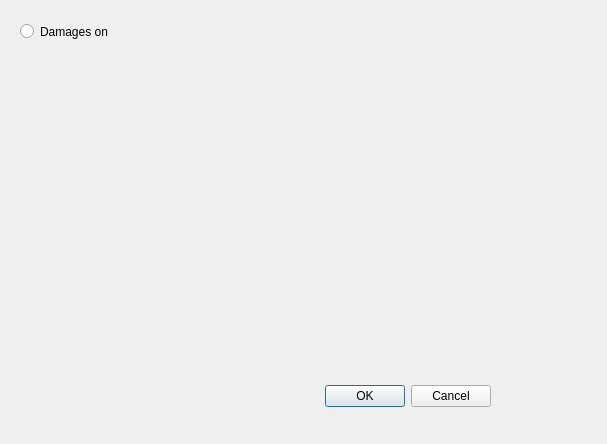
This is Dialogs/Systems/dialogsystemeffect.ui in RPG-Paper-Maker/RPG-Paper-Maker as Qt 5 draws it before an edit. The edited form follows.
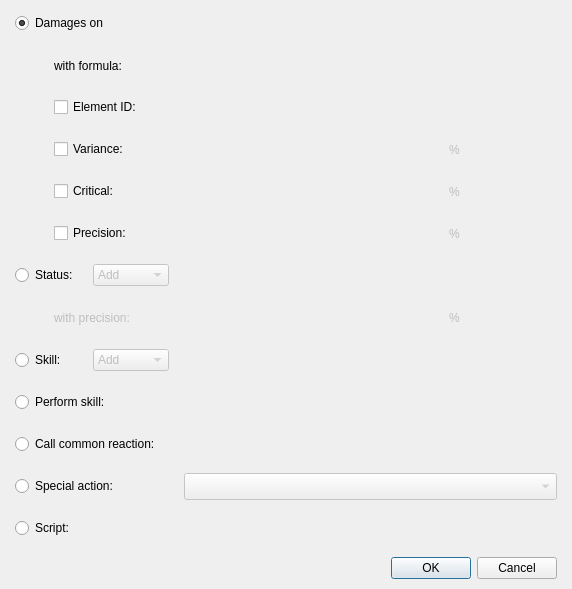
This is the edited form. Custom widgets are drawn as their Qt base class.

Commit message: DialogEffect finished

```diff
--- a/Dialogs/Systems/dialogsystemeffect.ui
+++ b/Dialogs/Systems/dialogsystemeffect.ui
@@ -6,64 +6,603 @@
    <rect>
     <x>0</x>
     <y>0</y>
-    <width>607</width>
-    <height>444</height>
+    <width>572</width>
+    <height>488</height>
    </rect>
   </property>
   <property name="windowTitle">
    <string>Dialog</string>
   </property>
-  <widget class="QDialogButtonBox" name="buttonBox">
-   <property name="geometry">
-    <rect>
-     <x>150</x>
-     <y>380</y>
-     <width>341</width>
-     <height>32</height>
-    </rect>
+  <layout class="QGridLayout" name="gridLayout_2">
+   <property name="leftMargin">
+    <number>15</number>
    </property>
-   <property name="orientation">
-    <enum>Qt::Horizontal</enum>
+   <property name="topMargin">
+    <number>10</number>
    </property>
-   <property name="standardButtons">
-    <set>QDialogButtonBox::Cancel|QDialogButtonBox::Ok</set>
+   <property name="rightMargin">
+    <number>15</number>
    </property>
-  </widget>
-  <widget class="QRadioButton" name="radioButton">
-   <property name="geometry">
-    <rect>
-     <x>20</x>
-     <y>20</y>
-     <width>112</width>
-     <height>23</height>
-    </rect>
+   <property name="bottomMargin">
+    <number>10</number>
    </property>
-   <property name="text">
-    <string>Damages on </string>
-   </property>
-  </widget>
-  <widget class="PanelDamagesKind" name="panelDamagesKind" native="true">
-   <property name="geometry">
-    <rect>
-     <x>160</x>
-     <y>20</y>
-     <width>350</width>
-     <height>27</height>
-    </rect>
-   </property>
-   <property name="minimumSize">
-    <size>
-     <width>350</width>
-     <height>27</height>
-    </size>
-   </property>
-   <property name="maximumSize">
-    <size>
-     <width>16777215</width>
-     <height>27</height>
-    </size>
-   </property>
-  </widget>
+   <item row="0" column="0">
+    <layout class="QVBoxLayout" name="verticalLayout">
+     <property name="spacing">
+      <number>15</number>
+     </property>
+     <item>
+      <layout class="QGridLayout" name="gridLayout">
+       <item row="0" column="0" colspan="3">
+        <widget class="QRadioButton" name="radioButtonDamages">
+         <property name="text">
+          <string>Damages on </string>
+         </property>
+         <property name="checked">
+          <bool>true</bool>
+         </property>
+        </widget>
+       </item>
+       <item row="0" column="3" colspan="3">
+        <widget class="PanelDamagesKind" name="panelDamagesKind" native="true">
+         <property name="minimumSize">
+          <size>
+           <width>350</width>
+           <height>27</height>
+          </size>
+         </property>
+         <property name="maximumSize">
+          <size>
+           <width>16777215</width>
+           <height>27</height>
+          </size>
+         </property>
+        </widget>
+       </item>
+       <item row="0" column="6">
+        <spacer name="horizontalSpacer">
+         <property name="orientation">
+          <enum>Qt::Horizontal</enum>
+         </property>
+         <property name="sizeHint" stdset="0">
+          <size>
+           <width>40</width>
+           <height>20</height>
+          </size>
+         </property>
+        </spacer>
+       </item>
+       <item row="1" column="0" rowspan="5">
+        <spacer name="verticalSpacer">
+         <property name="orientation">
+          <enum>Qt::Vertical</enum>
+         </property>
+         <property name="sizeHint" stdset="0">
+          <size>
+           <width>17</width>
+           <height>188</height>
+          </size>
+         </property>
+        </spacer>
+       </item>
+       <item row="1" column="1" colspan="2">
+        <widget class="QLabel" name="labelWithFormula">
+         <property name="text">
+          <string>with formula:</string>
+         </property>
+        </widget>
+       </item>
+       <item row="1" column="3">
+        <widget class="PanelPrimitiveValue" name="panelPrimitiveValueDamageFormula" native="true">
+         <property name="minimumSize">
+          <size>
+           <width>250</width>
+           <height>27</height>
+          </size>
+         </property>
+         <property name="maximumSize">
+          <size>
+           <width>250</width>
+           <height>27</height>
+          </size>
+         </property>
+        </widget>
+       </item>
+       <item row="1" column="4" colspan="3">
+        <spacer name="horizontalSpacer_2">
+         <property name="orientation">
+          <enum>Qt::Horizontal</enum>
+         </property>
+         <property name="sizeHint" stdset="0">
+          <size>
+           <width>338</width>
+           <height>20</height>
+          </size>
+         </property>
+        </spacer>
+       </item>
+       <item row="2" column="1" colspan="2">
+        <widget class="QCheckBox" name="checkBoxElementID">
+         <property name="text">
+          <string>Element ID:</string>
+         </property>
+        </widget>
+       </item>
+       <item row="2" column="3">
+        <widget class="PanelPrimitiveValue" name="panelPrimitiveValueElementID" native="true">
+         <property name="enabled">
+          <bool>false</bool>
+         </property>
+         <property name="minimumSize">
+          <size>
+           <width>250</width>
+           <height>27</height>
+          </size>
+         </property>
+         <property name="maximumSize">
+          <size>
+           <width>250</width>
+           <height>27</height>
+          </size>
+         </property>
+        </widget>
+       </item>
+       <item row="2" column="4" colspan="3">
+        <spacer name="horizontalSpacer_3">
+         <property name="orientation">
+          <enum>Qt::Horizontal</enum>
+         </property>
+         <property name="sizeHint" stdset="0">
+          <size>
+           <width>348</width>
+           <height>20</height>
+          </size>
+         </property>
+        </spacer>
+       </item>
+       <item row="3" column="1" colspan="2">
+        <widget class="QCheckBox" name="checkBoxVariance">
+         <property name="text">
+          <string>Variance:</string>
+         </property>
+        </widget>
+       </item>
+       <item row="3" column="3">
+        <widget class="PanelPrimitiveValue" name="panelPrimitiveValueVariance" native="true">
+         <property name="enabled">
+          <bool>false</bool>
+         </property>
+         <property name="minimumSize">
+          <size>
+           <width>250</width>
+           <height>27</height>
+          </size>
+         </property>
+         <property name="maximumSize">
+          <size>
+           <width>250</width>
+           <height>27</height>
+          </size>
+         </property>
+        </widget>
+       </item>
+       <item row="3" column="4">
+        <widget class="QLabel" name="labelPercentVariance">
+         <property name="enabled">
+          <bool>false</bool>
+         </property>
+         <property name="text">
+          <string>%</string>
+         </property>
+        </widget>
+       </item>
+       <item row="3" column="5" colspan="2">
+        <spacer name="horizontalSpacer_6">
+         <property name="orientation">
+          <enum>Qt::Horizontal</enum>
+         </property>
+         <property name="sizeHint" stdset="0">
+          <size>
+           <width>318</width>
+           <height>20</height>
+          </size>
+         </property>
+        </spacer>
+       </item>
+       <item row="4" column="1" colspan="2">
+        <widget class="QCheckBox" name="checkBoxCritical">
+         <property name="text">
+          <string>Critical:</string>
+         </property>
+        </widget>
+       </item>
+       <item row="4" column="3">
+        <widget class="PanelPrimitiveValue" name="panelPrimitiveValueCritical" native="true">
+         <property name="enabled">
+          <bool>false</bool>
+         </property>
+         <property name="minimumSize">
+          <size>
+           <width>250</width>
+           <height>27</height>
+          </size>
+         </property>
+         <property name="maximumSize">
+          <size>
+           <width>250</width>
+           <height>27</height>
+          </size>
+         </property>
+        </widget>
+       </item>
+       <item row="4" column="4">
+        <widget class="QLabel" name="labelPercentCritical">
+         <property name="enabled">
+          <bool>false</bool>
+         </property>
+         <property name="text">
+          <string>%</string>
+         </property>
+        </widget>
+       </item>
+       <item row="4" column="5" colspan="2">
+        <spacer name="horizontalSpacer_7">
+         <property name="orientation">
+          <enum>Qt::Horizontal</enum>
+         </property>
+         <property name="sizeHint" stdset="0">
+          <size>
+           <width>318</width>
+           <height>20</height>
+          </size>
+         </property>
+        </spacer>
+       </item>
+       <item row="5" column="1" colspan="2">
+        <widget class="QCheckBox" name="checkBoxPrecision">
+         <property name="text">
+          <string>Precision:</string>
+         </property>
+        </widget>
+       </item>
+       <item row="5" column="3">
+        <widget class="PanelPrimitiveValue" name="panelPrimitiveValuePrecision" native="true">
+         <property name="enabled">
+          <bool>false</bool>
+         </property>
+         <property name="minimumSize">
+          <size>
+           <width>250</width>
+           <height>27</height>
+          </size>
+         </property>
+         <property name="maximumSize">
+          <size>
+           <width>250</width>
+           <height>27</height>
+          </size>
+         </property>
+        </widget>
+       </item>
+       <item row="5" column="4">
+        <widget class="QLabel" name="labelPercentPrecision">
+         <property name="enabled">
+          <bool>false</bool>
+         </property>
+         <property name="text">
+          <string>%</string>
+         </property>
+        </widget>
+       </item>
+       <item row="5" column="5" colspan="2">
+        <spacer name="horizontalSpacer_8">
+         <property name="orientation">
+          <enum>Qt::Horizontal</enum>
+         </property>
+         <property name="sizeHint" stdset="0">
+          <size>
+           <width>318</width>
+           <height>20</height>
+          </size>
+         </property>
+        </spacer>
+       </item>
+       <item row="6" column="0" colspan="2">
+        <widget class="QRadioButton" name="radioButtonStatus">
+         <property name="text">
+          <string>Status:</string>
+         </property>
+        </widget>
+       </item>
+       <item row="6" column="2">
+        <widget class="QComboBox" name="comboBoxAddRemoveStatus">
+         <property name="enabled">
+          <bool>false</bool>
+         </property>
+         <item>
+          <property name="text">
+           <string>Add</string>
+          </property>
+         </item>
+         <item>
+          <property name="text">
+           <string>Remove</string>
+          </property>
+         </item>
+        </widget>
+       </item>
+       <item row="6" column="3">
+        <widget class="PanelPrimitiveValue" name="panelPrimitiveValueStatusID" native="true">
+         <property name="enabled">
+          <bool>false</bool>
+         </property>
+         <property name="minimumSize">
+          <size>
+           <width>250</width>
+           <height>27</height>
+          </size>
+         </property>
+         <property name="maximumSize">
+          <size>
+           <width>250</width>
+           <height>27</height>
+          </size>
+         </property>
+        </widget>
+       </item>
+       <item row="6" column="4" colspan="3">
+        <spacer name="horizontalSpacer_4">
+         <property name="orientation">
+          <enum>Qt::Horizontal</enum>
+         </property>
+         <property name="sizeHint" stdset="0">
+          <size>
+           <width>348</width>
+           <height>20</height>
+          </size>
+         </property>
+        </spacer>
+       </item>
+       <item row="7" column="0">
+        <spacer name="verticalSpacer_2">
+         <property name="orientation">
+          <enum>Qt::Vertical</enum>
+         </property>
+         <property name="sizeHint" stdset="0">
+          <size>
+           <width>20</width>
+           <height>40</height>
+          </size>
+         </property>
+        </spacer>
+       </item>
+       <item row="7" column="1" colspan="2">
+        <widget class="QLabel" name="labelWithPrecision">
+         <property name="enabled">
+          <bool>false</bool>
+         </property>
+         <property name="text">
+          <string>with precision:</string>
+         </property>
+        </widget>
+       </item>
+       <item row="7" column="3">
+        <widget class="PanelPrimitiveValue" name="panelPrimitiveValueStatusPrecision" native="true">
+         <property name="enabled">
+          <bool>false</bool>
+         </property>
+         <property name="minimumSize">
+          <size>
+           <width>250</width>
+           <height>27</height>
+          </size>
+         </property>
+         <property name="maximumSize">
+          <size>
+           <width>250</width>
+           <height>27</height>
+          </size>
+         </property>
+        </widget>
+       </item>
+       <item row="7" column="4">
+        <widget class="QLabel" name="labelPercentStatusPrecision">
+         <property name="enabled">
+          <bool>false</bool>
+         </property>
+         <property name="text">
+          <string>%</string>
+         </property>
+        </widget>
+       </item>
+       <item row="7" column="5" colspan="2">
+        <spacer name="horizontalSpacer_9">
+         <property name="orientation">
+          <enum>Qt::Horizontal</enum>
+         </property>
+         <property name="sizeHint" stdset="0">
+          <size>
+           <width>318</width>
+           <height>28</height>
+          </size>
+         </property>
+        </spacer>
+       </item>
+       <item row="8" column="0" colspan="2">
+        <widget class="QRadioButton" name="radioButtonAddRemoveSkill">
+         <property name="text">
+          <string>Skill:</string>
+         </property>
+        </widget>
+       </item>
+       <item row="8" column="2">
+        <widget class="QComboBox" name="comboBoxAddRemoveSkill">
+         <property name="enabled">
+          <bool>false</bool>
+         </property>
+         <item>
+          <property name="text">
+           <string>Add</string>
+          </property>
+         </item>
+         <item>
+          <property name="text">
+           <string>Remove</string>
+          </property>
+         </item>
+        </widget>
+       </item>
+       <item row="8" column="3">
+        <widget class="PanelPrimitiveValue" name="panelPrimitiveValueSkillAdd" native="true">
+         <property name="enabled">
+          <bool>false</bool>
+         </property>
+         <property name="minimumSize">
+          <size>
+           <width>250</width>
+           <height>27</height>
+          </size>
+         </property>
+         <property name="maximumSize">
+          <size>
+           <width>250</width>
+           <height>27</height>
+          </size>
+         </property>
+        </widget>
+       </item>
+       <item row="8" column="4" rowspan="3" colspan="3">
+        <spacer name="horizontalSpacer_5">
+         <property name="orientation">
+          <enum>Qt::Horizontal</enum>
+         </property>
+         <property name="sizeHint" stdset="0">
+          <size>
+           <width>348</width>
+           <height>89</height>
+          </size>
+         </property>
+        </spacer>
+       </item>
+       <item row="9" column="0" colspan="3">
+        <widget class="QRadioButton" name="radioButtonPerformSkill">
+         <property name="text">
+          <string>Perform skill:</string>
+         </property>
+        </widget>
+       </item>
+       <item row="9" column="3">
+        <widget class="PanelPrimitiveValue" name="panelPrimitiveValueSkillPerform" native="true">
+         <property name="enabled">
+          <bool>false</bool>
+         </property>
+         <property name="minimumSize">
+          <size>
+           <width>250</width>
+           <height>27</height>
+          </size>
+         </property>
+         <property name="maximumSize">
+          <size>
+           <width>250</width>
+           <height>27</height>
+          </size>
+         </property>
+        </widget>
+       </item>
+       <item row="10" column="0" colspan="3">
+        <widget class="QRadioButton" name="radioButtonCallCommonReaction">
+         <property name="text">
+          <string>Call common reaction:</string>
+         </property>
+        </widget>
+       </item>
+       <item row="10" column="3">
+        <widget class="PanelPrimitiveValue" name="panelPrimitiveValueCommonReaction" native="true">
+         <property name="enabled">
+          <bool>false</bool>
+         </property>
+         <property name="minimumSize">
+          <size>
+           <width>250</width>
+           <height>27</height>
+          </size>
+         </property>
+         <property name="maximumSize">
+          <size>
+           <width>250</width>
+           <height>27</height>
+          </size>
+         </property>
+        </widget>
+       </item>
+       <item row="11" column="0" colspan="3">
+        <widget class="QRadioButton" name="radioButtonSpecialAction">
+         <property name="text">
+          <string>Special action:</string>
+         </property>
+        </widget>
+       </item>
+       <item row="11" column="3" colspan="4">
+        <widget class="QComboBox" name="comboBoxSpecialAction">
+         <property name="enabled">
+          <bool>false</bool>
+         </property>
+         <property name="minimumSize">
+          <size>
+           <width>0</width>
+           <height>27</height>
+          </size>
+         </property>
+         <property name="maximumSize">
+          <size>
+           <width>16777215</width>
+           <height>27</height>
+          </size>
+         </property>
+        </widget>
+       </item>
+       <item row="12" column="0" colspan="2">
+        <widget class="QRadioButton" name="radioButtonScript">
+         <property name="text">
+          <string>Script:</string>
+         </property>
+        </widget>
+       </item>
+       <item row="12" column="3" colspan="4">
+        <widget class="PanelPrimitiveValue" name="panelPrimitiveValueScript" native="true">
+         <property name="enabled">
+          <bool>false</bool>
+         </property>
+         <property name="minimumSize">
+          <size>
+           <width>250</width>
+           <height>27</height>
+          </size>
+         </property>
+         <property name="maximumSize">
+          <size>
+           <width>16777215</width>
+           <height>27</height>
+          </size>
+         </property>
+        </widget>
+       </item>
+      </layout>
+     </item>
+     <item>
+      <widget class="QDialogButtonBox" name="buttonBox">
+       <property name="orientation">
+        <enum>Qt::Horizontal</enum>
+       </property>
+       <property name="standardButtons">
+        <set>QDialogButtonBox::Cancel|QDialogButtonBox::Ok</set>
+       </property>
+      </widget>
+     </item>
+    </layout>
+   </item>
+  </layout>
  </widget>
  <customwidgets>
   <customwidget>
@@ -72,6 +611,12 @@
    <header>paneldamageskind.h</header>
    <container>1</container>
   </customwidget>
+  <customwidget>
+   <class>PanelPrimitiveValue</class>
+   <extends>QWidget</extends>
+   <header>panelprimitivevalue.h</header>
+   <container>1</container>
+  </customwidget>
  </customwidgets>
  <resources/>
  <connections>
```
Left out of the diff: 2 changed lines with no effect on the pictures. The commit also changes 7 other files.
